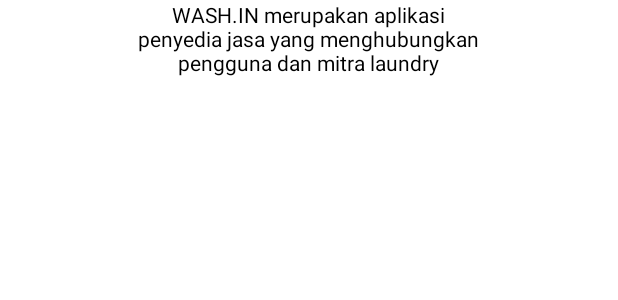
After one commit to reyhanyogs/LaundryAppProject, an Android app: the layout slider_layout.xml on its own in the app's theme, with its tools: preview values and no code run, on a phone screen of 412 x 824 dp. The commit adds this screen. Shown: the top 300 px of the screen. Run offline under Robolectric (Android 15) with nearby library versions, the phone set to English and light mode, and no system bars.

Commit message:
Add welcome activity

```diff
--- a/app/build.gradle
+++ b/app/build.gradle
@@ -37,6 +37,7 @@ android {
 
 dependencies {
 
+    implementation 'com.tbuonomo:dotsindicator:4.2'
     implementation platform('com.google.firebase:firebase-bom:29.1.0')
     implementation 'com.google.firebase:firebase-analytics-ktx'
     implementation 'com.google.firebase:firebase-auth-ktx'
--- a/app/src/main/AndroidManifest.xml
+++ b/app/src/main/AndroidManifest.xml
@@ -10,13 +10,16 @@
         android:supportsRtl="true"
         android:theme="@style/Theme.LaundryAppProject">
         <activity
+            android:name=".ActivityWelcome"
+            android:exported="false" />
+        <activity
             android:name=".ActivityLogin"
             android:exported="false"
             android:label="Login" />
         <activity
             android:name=".ActivityRegister"
             android:exported="false"
-            android:label="Register"/>
+            android:label="Register" />
         <activity
             android:name=".MainActivity"
             android:exported="false" />
--- a/app/src/main/java/com/example/laundryappproject/SplashScreen.kt
+++ b/app/src/main/java/com/example/laundryappproject/SplashScreen.kt
@@ -9,9 +9,9 @@ class SplashScreen : AppCompatActivity() {
     override fun onCreate(savedInstanceState: Bundle?) {
         super.onCreate(savedInstanceState)
         setContentView(R.layout.activity_splash_screen)
-        supportActionBar?.hide()
+//        supportActionBar?.hide()
         Handler(mainLooper).postDelayed({
-            val intent = Intent(this@SplashScreen, ActivityLogin::class.java)
+            val intent = Intent(this@SplashScreen, ActivityWelcome::class.java)
             startActivity(intent)
             finish()
         }, 3000)
--- /dev/null
+++ b/app/src/main/res/layout/slider_layout.xml
@@ -0,0 +1,17 @@
+<?xml version="1.0" encoding="utf-8"?>
+<LinearLayout xmlns:android="http://schemas.android.com/apk/res/android"
+    android:layout_width="match_parent"
+    android:layout_height="match_parent"
+    android:orientation="vertical" >
+
+    <TextView
+        android:id="@+id/tvDescription"
+        android:layout_width="wrap_content"
+        android:layout_height="wrap_content"
+        android:text="@string/desc1_welcome"
+        android:textSize="14sp"
+        android:textColor="@color/black"
+        android:layout_gravity="center"
+        android:textAlignment="center" />
+
+</LinearLayout>
--- a/app/src/main/res/values/strings.xml
+++ b/app/src/main/res/values/strings.xml
@@ -12,4 +12,8 @@
     <string name="test">....</string>
     <string name="logout">Logout</string>
     <string name="login_gagal">Login gagal</string>
+    <string name="desc1_welcome">WASH.IN merupakan aplikasi\npenyedia jasa yang menghubungkan\npengguna dan mitra laundry</string>
+    <string name="desc2_welcome">Fitur yang lengkap dan detail\ndisertai berbagai metode\npembayaran untuk memudahkan\nbertransaksi</string>
+    <string name="welcome_to">WELCOME TO</string>
+    <string name="mulai">Mulai</string>
 </resources>
--- a/app/src/main/res/values/themes.xml
+++ b/app/src/main/res/values/themes.xml
@@ -1,9 +1,9 @@
 <resources xmlns:tools="http://schemas.android.com/tools">
     <!-- Base application theme. -->
-    <style name="Theme.LaundryAppProject" parent="Theme.MaterialComponents.DayNight.DarkActionBar">
+    <style name="Theme.LaundryAppProject" parent="Theme.MaterialComponents.DayNight.NoActionBar">
         <!-- Primary brand color. -->
         <item name="colorPrimary">@color/purple_500</item>
-        <item name="colorPrimaryVariant">@color/purple_700</item>
+        <item name="colorPrimaryVariant">@color/blue</item>
         <item name="colorOnPrimary">@color/white</item>
         <!-- Secondary brand color. -->
         <item name="colorSecondary">@color/teal_200</item>
```
Also changed, not shown: app/src/main/java/com/example/laundryappproject/ActivityWelcome.kt (added, +23 -0 lines), app/src/main/java/com/example/laundryappproject/ViewPagerAdapter.kt (added, +36 -0 lines), app/src/main/res/layout/activity_welcome.xml (added, +65 -0 lines), app/src/main/res/drawable/wash_in_main.png (added).
